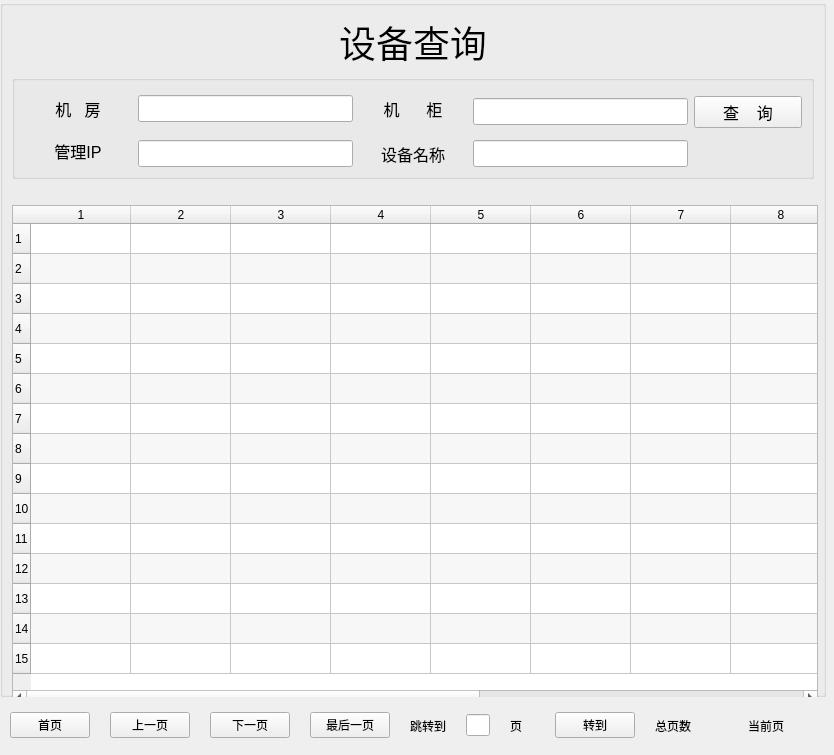
First picture: the form in stu/MachineSelect.ui, repository tainyuhong/pyside_study1, before the edit.
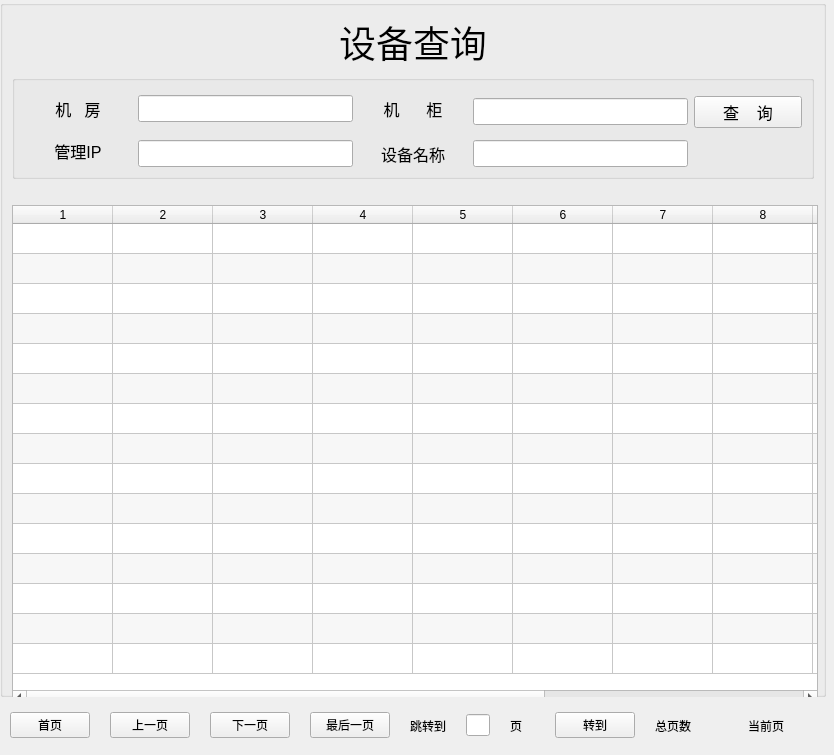
Second picture: the form after the edit. Icons and pictures are not drawn.

Commit message: 解决了下一页显示错误问题

Patch:
```diff
--- a/stu/MachineSelect.ui
+++ b/stu/MachineSelect.ui
@@ -264,7 +264,7 @@
        <bool>false</bool>
       </attribute>
       <attribute name="verticalHeaderVisible">
-       <bool>true</bool>
+       <bool>false</bool>
       </attribute>
       <attribute name="verticalHeaderCascadingSectionResizes">
        <bool>false</bool>
```
The commit also changes 2 other files.
